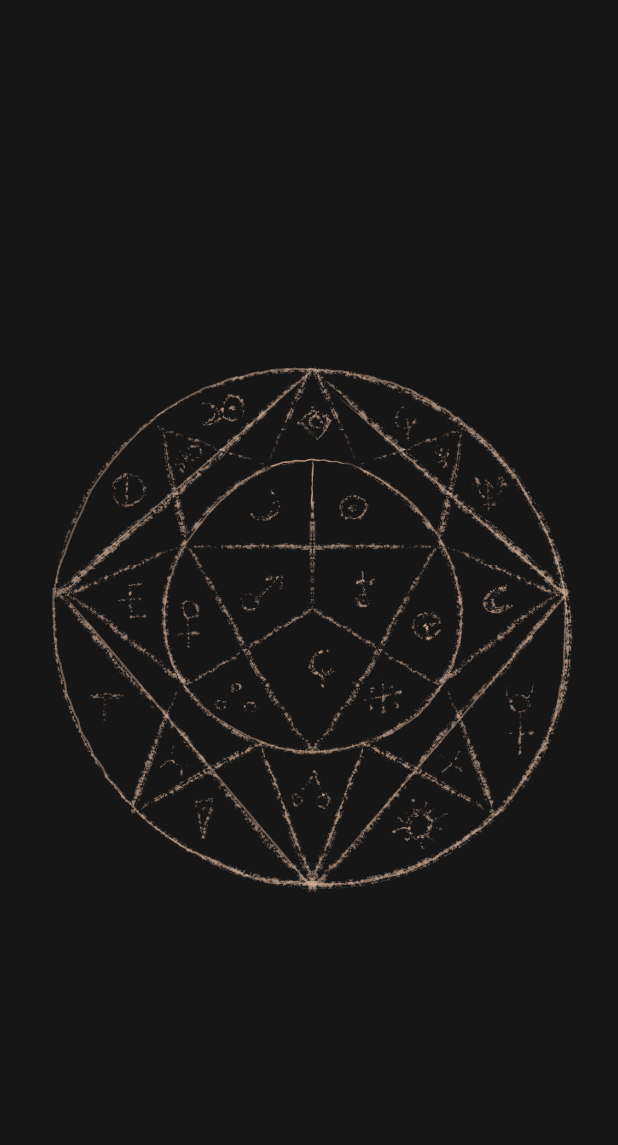
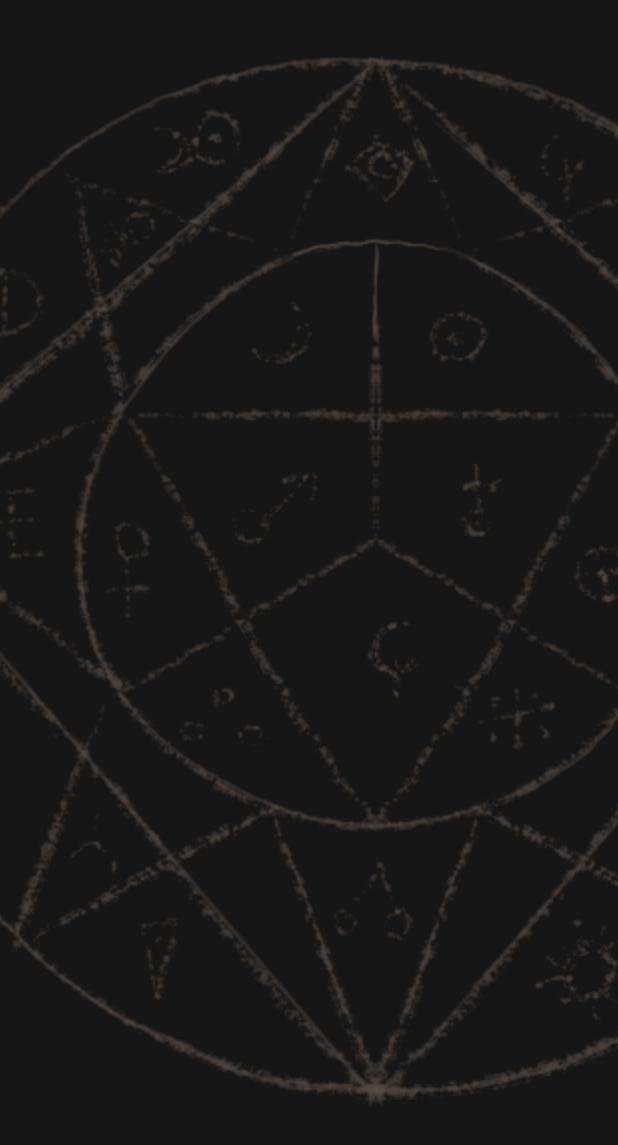
Before and after one commit to kathy272/arcanaMind, an Android app built with Jetpack Compose: the screen it shows after launch (MainActivity), on a phone screen of 412 x 824 dp. Shown: the top 1145 px of the screen. Run offline under Robolectric (Android 15) with nearby library versions, the phone set to English and light mode, and no system bars; our stand-ins replace Room's generated code.

Commit message:
color + theme adapted

```diff
--- a/app/src/main/java/com/cc221023/arcanemind/MainActivity.kt
+++ b/app/src/main/java/com/cc221023/arcanemind/MainActivity.kt
@@ -5,16 +5,12 @@ import androidx.activity.ComponentActivity
 import androidx.activity.compose.setContent
 import androidx.activity.viewModels
 import androidx.compose.foundation.layout.fillMaxSize
-import androidx.compose.material3.MaterialTheme
 import androidx.compose.material3.Surface
-import androidx.compose.material3.Text
-import androidx.compose.runtime.Composable
 import androidx.compose.ui.Modifier
-import androidx.compose.ui.tooling.preview.Preview
 import androidx.lifecycle.ViewModel
 import androidx.lifecycle.ViewModelProvider
 import androidx.room.Room
-import com.cc221023.arcanemind.data.TarotDao
+
 import com.cc221023.arcanemind.data.TarotDatabase
 import com.cc221023.arcanemind.ui.MainView
 import com.cc221023.arcanemind.ui.MainViewModel
--- a/app/src/main/java/com/cc221023/arcanemind/ui/MainViews.kt
+++ b/app/src/main/java/com/cc221023/arcanemind/ui/MainViews.kt
@@ -112,8 +112,10 @@ Box(
         contentDescription = "Tarot Card",
         modifier = Modifier
             .fillMaxSize()
+            .scale(2.0f)
+            .alpha(0.35f)
             .padding(16.dp)
-            .absoluteOffset(x = 0.dp, y = 0.dp)
+            .absoluteOffset(x = 20.dp, y = (-20).dp)
     )
     }
 }
--- a/app/src/main/java/com/cc221023/arcanemind/ui/theme/Color.kt
+++ b/app/src/main/java/com/cc221023/arcanemind/ui/theme/Color.kt
@@ -2,10 +2,10 @@ package com.cc221023.arcanemind.ui.theme
 
 import androidx.compose.ui.graphics.Color
 
-val Purple80 = Color(0xFFD0BCFF)
-val PurpleGrey80 = Color(0xFFCCC2DC)
-val Pink80 = Color(0xFFEFB8C8)
+val Black = Color(0xFF161616)
+val DarkGrey = Color(0xFF2F2D2A)
+val MidGray = Color(0xFF9A9A9A)
 
-val Purple40 = Color(0xFF6650a4)
-val PurpleGrey40 = Color(0xFF625b71)
-val Pink40 = Color(0xFF7D5260)
+val LightGray = Color(0xFFD9D9D9)
+val White = Color(0xFFF8F8F8)
+val EggShelly = Color(0xFFE5DFCF)
--- a/app/src/main/java/com/cc221023/arcanemind/ui/theme/Theme.kt
+++ b/app/src/main/java/com/cc221023/arcanemind/ui/theme/Theme.kt
@@ -16,15 +16,15 @@ import androidx.compose.ui.platform.LocalView
 import androidx.core.view.WindowCompat
 
 private val DarkColorScheme = darkColorScheme(
-    primary = Purple80,
-    secondary = PurpleGrey80,
-    tertiary = Pink80
+    primary = Black,
+    secondary = White,
+    tertiary = EggShelly
 )
 
 private val LightColorScheme = lightColorScheme(
-    primary = Purple40,
-    secondary = PurpleGrey40,
-    tertiary = Pink40
+    primary = Black,
+    secondary = White,
+    tertiary = EggShelly
 
     /* Other default colors to override
     background = Color(0xFFFFFBFE),
@@ -41,7 +41,7 @@ private val LightColorScheme = lightColorScheme(
 fun ArcaneMindTheme(
     darkTheme: Boolean = isSystemInDarkTheme(),
     // Dynamic color is available on Android 12+
-    dynamicColor: Boolean = true,
+    dynamicColor: Boolean = false,
     content: @Composable () -> Unit
 ) {
     val colorScheme = when {
```
